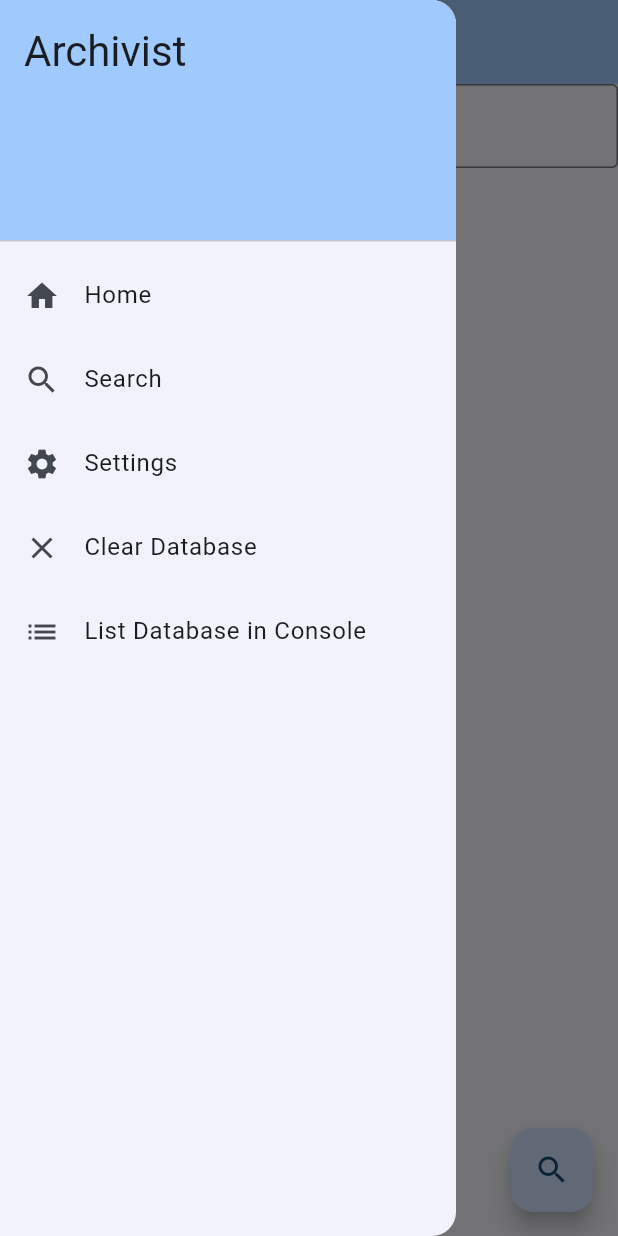
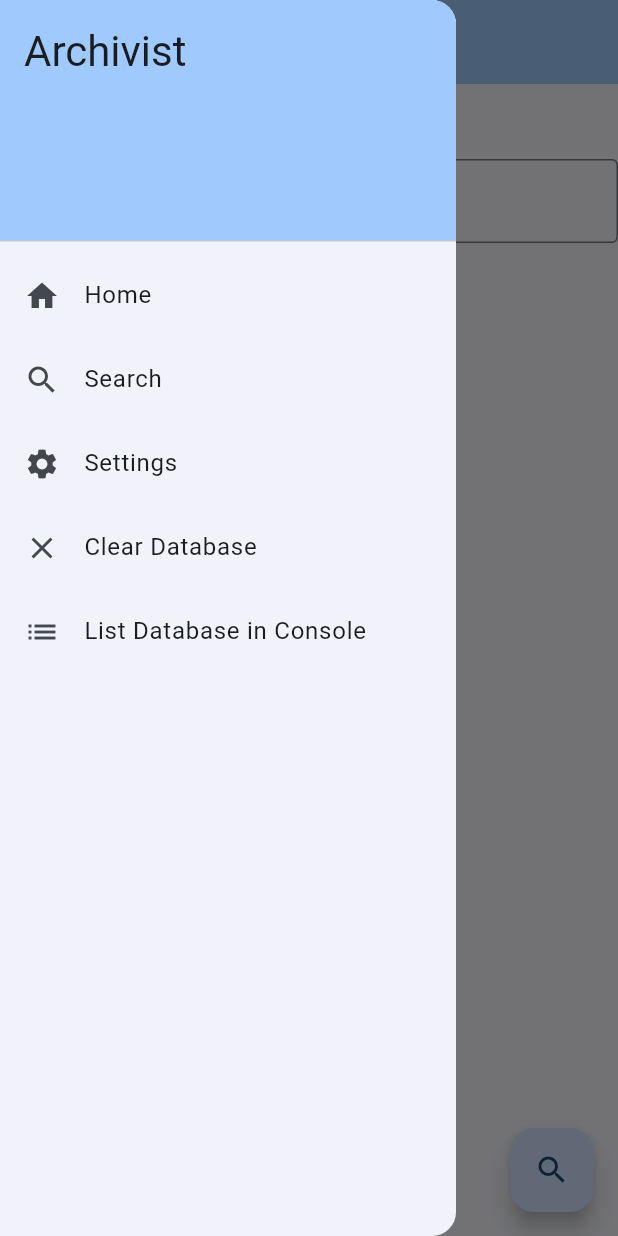
Before and after one commit to danieljromero15/Archivist, a Flutter app: the SearchPage screen opened directly, with the side drawer open, on a phone screen of 412 x 824 dp. Run offline on Flutter 3.47's test engine with Material 3 defaults, Android fonts, the phone set to English and light mode, and no system bars; our stand-ins replace drift, page_transition, settings_ui, sqlite3_flutter_libs; missing offline and left inert: sqlite3; accounts and stored records are empty; generated files the repository leaves out were written again; network calls fail.

Commit message:
Added padding for Search Button on Search Menu

```diff
--- a/lib/pages/search.dart
+++ b/lib/pages/search.dart
@@ -89,7 +89,9 @@ class _SearchPageState extends State<SearchPage> {
             width: 1600,
             child: Column(
               children: [
+                const SizedBox(height: 50,),
                 Wrap(
+                  spacing: 10,
                   children: [
                     SizedBox(
                       width: 800,
@@ -107,11 +109,12 @@ class _SearchPageState extends State<SearchPage> {
                         },
                       ),
                     ),
+
                     ElevatedButton(
                         //TODO add padding
-                        /*  style: ElevatedButton.styleFrom(
-                        fixedSize: Size(200, 200)
-                      ),*/
+                         style: ElevatedButton.styleFrom(
+                        minimumSize: const Size(75, 50)
+                      ),
                         onPressed: () {
                           called = false;
                           getGames(query);
```
